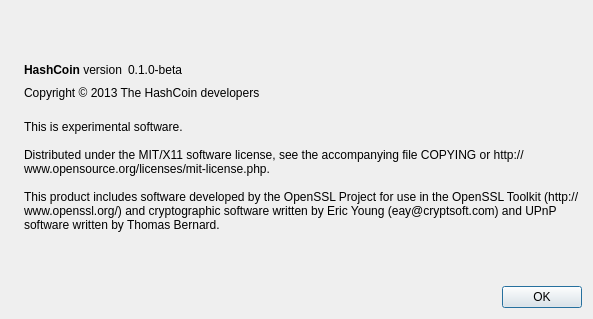
The window that src/qt/forms/aboutdialog.ui (HashCoin/ElectricCoin) describes before a commit, drawn with Qt 5.
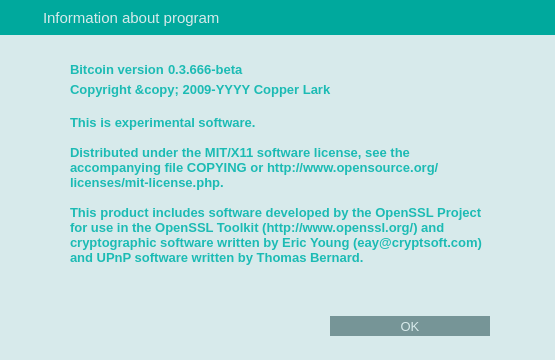
The same window after the commit. Icons and pictures are not drawn.

Patch:
```diff
--- a/src/qt/forms/aboutdialog.ui
+++ b/src/qt/forms/aboutdialog.ui
@@ -6,38 +6,199 @@
    <rect>
     <x>0</x>
     <y>0</y>
-    <width>593</width>
-    <height>319</height>
+    <width>555</width>
+    <height>360</height>
    </rect>
   </property>
+  <property name="minimumSize">
+   <size>
+    <width>555</width>
+    <height>360</height>
+   </size>
+  </property>
+  <property name="maximumSize">
+   <size>
+    <width>555</width>
+    <height>360</height>
+   </size>
+  </property>
   <property name="windowTitle">
    <string>About HashCoin</string>
   </property>
-  <layout class="QHBoxLayout" name="horizontalLayout_2">
+  <property name="styleSheet">
+   <string notr="true">QLabel {
+	color: #1cbbb4;
+}
+
+QDialog {
+	background-color: #d7eaeb;
+}
+
+</string>
+  </property>
+  <layout class="QVBoxLayout" name="verticalLayout">
+   <property name="spacing">
+    <number>0</number>
+   </property>
+   <property name="margin">
+    <number>0</number>
+   </property>
    <item>
-    <widget class="QLabel" name="label_4">
-     <property name="sizePolicy">
-      <sizepolicy hsizetype="Preferred" vsizetype="Ignored">
-       <horstretch>0</horstretch>
-       <verstretch>0</verstretch>
-      </sizepolicy>
+    <widget class="QWidget" name="wCaption" native="true">
+     <property name="minimumSize">
+      <size>
+       <width>0</width>
+       <height>35</height>
+      </size>
      </property>
-     <property name="pixmap">
-      <pixmap resource="../bitcoin.qrc">:/images/about</pixmap>
+     <property name="maximumSize">
+      <size>
+       <width>16777215</width>
+       <height>35</height>
+      </size>
      </property>
+     <property name="styleSheet">
+      <string notr="true">#wCaption {
+	background-color: #00a99d;
+}</string>
+     </property>
+     <property name="is_header" stdset="0">
+      <bool>true</bool>
+     </property>
+     <layout class="QHBoxLayout" name="horizontalLayout_19">
+      <property name="margin">
+       <number>0</number>
+      </property>
+      <item>
+       <spacer name="horizontalSpacer_26">
+        <property name="orientation">
+         <enum>Qt::Horizontal</enum>
+        </property>
+        <property name="sizeType">
+         <enum>QSizePolicy::Fixed</enum>
+        </property>
+        <property name="sizeHint" stdset="0">
+         <size>
+          <width>7</width>
+          <height>20</height>
+         </size>
+        </property>
+       </spacer>
+      </item>
+      <item>
+       <widget class="QLabel" name="lbTitleIcon">
+        <property name="sizePolicy">
+         <sizepolicy hsizetype="Preferred" vsizetype="Preferred">
+          <horstretch>0</horstretch>
+          <verstretch>0</verstretch>
+         </sizepolicy>
+        </property>
+        <property name="minimumSize">
+         <size>
+          <width>30</width>
+          <height>30</height>
+         </size>
+        </property>
+        <property name="maximumSize">
+         <size>
+          <width>30</width>
+          <height>30</height>
+         </size>
+        </property>
+        <property name="text">
+         <string/>
+        </property>
+        <property name="pixmap">
+         <pixmap resource="../res.qrc">:/res/logo_small.png</pixmap>
+        </property>
+       </widget>
+      </item>
+      <item>
+       <widget class="QLabel" name="lbTitle">
+        <property name="font">
+         <font>
+          <pointsize>11</pointsize>
+          <stylestrategy>PreferAntialias</stylestrategy>
+         </font>
+        </property>
+        <property name="styleSheet">
+         <string notr="true">QLabel {
+	color: #d7eaeb;
+}</string>
+        </property>
+        <property name="text">
+         <string>Information about program</string>
+        </property>
+       </widget>
+      </item>
+      <item>
+       <widget class="QPushButton" name="bClose">
+        <property name="minimumSize">
+         <size>
+          <width>30</width>
+          <height>30</height>
+         </size>
+        </property>
+        <property name="maximumSize">
+         <size>
+          <width>30</width>
+          <height>30</height>
+         </size>
+        </property>
+        <property name="styleSheet">
+         <string notr="true">QPushButton {	
+	image: url(:/res/close_normal.png);
+	border: 0px solid gray;
+}
+QPushButton:pressed:flat {
+	image: url(:/res/close_normal.png);
+}
+
+QPushButton:hover {
+	image: url(:/res/close_hover.png);
+}</string>
+        </property>
+        <property name="text">
+         <string notr="true"/>
+        </property>
+        <property name="flat">
+         <bool>true</bool>
+        </property>
+       </widget>
+      </item>
+     </layout>
     </widget>
    </item>
    <item>
-    <layout class="QVBoxLayout" name="verticalLayout_2">
+    <spacer name="verticalSpacer">
+     <property name="orientation">
+      <enum>Qt::Vertical</enum>
+     </property>
+     <property name="sizeType">
+      <enum>QSizePolicy::Fixed</enum>
+     </property>
+     <property name="sizeHint" stdset="0">
+      <size>
+       <width>20</width>
+       <height>25</height>
+      </size>
+     </property>
+    </spacer>
+   </item>
+   <item>
+    <layout class="QHBoxLayout" name="horizontalLayout_2">
      <item>
-      <spacer name="verticalSpacer_2">
+      <spacer name="horizontalSpacer5">
        <property name="orientation">
-        <enum>Qt::Vertical</enum>
+        <enum>Qt::Horizontal</enum>
+       </property>
+       <property name="sizeType">
+        <enum>QSizePolicy::Fixed</enum>
        </property>
        <property name="sizeHint" stdset="0">
         <size>
-         <width>20</width>
-         <height>40</height>
+         <width>70</width>
+         <height>20</height>
         </size>
        </property>
       </spacer>
@@ -46,24 +207,54 @@
       <layout class="QHBoxLayout" name="horizontalLayout">
        <item>
         <widget class="QLabel" name="label">
+         <property name="font">
+          <font>
+           <pointsize>10</pointsize>
+           <weight>75</weight>
+           <bold>true</bold>
+          </font>
+         </property>
          <property name="cursor">
           <cursorShape>IBeamCursor</cursorShape>
          </property>
          <property name="text">
-          <string>&lt;b&gt;HashCoin&lt;/b&gt; version</string>
+          <string>&lt;b&gt;Bitcoin&lt;/b&gt; version</string>
          </property>
          <property name="textInteractionFlags">
           <set>Qt::LinksAccessibleByMouse|Qt::TextSelectableByKeyboard|Qt::TextSelectableByMouse</set>
          </property>
         </widget>
        </item>
+       <item>
+        <spacer name="horizontalSpacer_6">
+         <property name="orientation">
+          <enum>Qt::Horizontal</enum>
+         </property>
+         <property name="sizeType">
+          <enum>QSizePolicy::Fixed</enum>
+         </property>
+         <property name="sizeHint" stdset="0">
+          <size>
+           <width>4</width>
+           <height>20</height>
+          </size>
+         </property>
+        </spacer>
+       </item>
        <item>
         <widget class="QLabel" name="versionLabel">
+         <property name="font">
+          <font>
+           <pointsize>10</pointsize>
+           <weight>75</weight>
+           <bold>true</bold>
+          </font>
+         </property>
          <property name="cursor">
           <cursorShape>IBeamCursor</cursorShape>
          </property>
          <property name="text">
-          <string notr="true">0.1.0-beta</string>
+          <string notr="true">0.3.666-beta</string>
          </property>
          <property name="textInteractionFlags">
           <set>Qt::LinksAccessibleByMouse|Qt::TextSelectableByKeyboard|Qt::TextSelectableByMouse</set>
@@ -71,7 +262,7 @@
         </widget>
        </item>
        <item>
-        <spacer name="horizontalSpacer">
+        <spacer name="horizontalSpacer_5">
          <property name="orientation">
           <enum>Qt::Horizontal</enum>
          </property>
@@ -86,20 +277,113 @@
       </layout>
      </item>
      <item>
-      <widget class="QLabel" name="copyrightLabel">
-       <property name="cursor">
-        <cursorShape>IBeamCursor</cursorShape>
+      <spacer name="horizontalSpacer_2">
+       <property name="orientation">
+        <enum>Qt::Horizontal</enum>
        </property>
-       <property name="text">
-        <string>Copyright © 2013 The HashCoin developers</string>
+       <property name="sizeType">
+        <enum>QSizePolicy::Fixed</enum>
        </property>
-       <property name="textInteractionFlags">
-        <set>Qt::LinksAccessibleByMouse|Qt::TextSelectableByKeyboard|Qt::TextSelectableByMouse</set>
+       <property name="sizeHint" stdset="0">
+        <size>
+         <width>65</width>
+         <height>20</height>
+        </size>
        </property>
-      </widget>
+      </spacer>
+     </item>
+    </layout>
+   </item>
+   <item>
+    <layout class="QHBoxLayout" name="horizontalLayout_222">
+     <item>
+      <spacer name="horizontalSpacer555">
+       <property name="orientation">
+        <enum>Qt::Horizontal</enum>
+       </property>
+       <property name="sizeType">
+        <enum>QSizePolicy::Fixed</enum>
+       </property>
+       <property name="sizeHint" stdset="0">
+        <size>
+         <width>70</width>
+         <height>20</height>
+        </size>
+       </property>
+      </spacer>
+     </item>
+     <item>
+      <layout class="QHBoxLayout" name="horizontalLayout_cop2">
+       <item>
+        <widget class="QLabel" name="copyrightLabel">
+         <property name="font">
+          <font>
+           <pointsize>10</pointsize>
+           <weight>75</weight>
+           <bold>true</bold>
+          </font>
+         </property>
+         <property name="cursor">
+          <cursorShape>IBeamCursor</cursorShape>
+         </property>
+         <property name="text">
+          <string notr="true">&lt;html&gt;&lt;head/&gt;&lt;body&gt;&lt;p&gt;Copyright &amp;amp;copy; 2009-YYYY Copper Lark&lt;/p&gt;&lt;/body&gt;&lt;/html&gt;</string>
+         </property>
+         <property name="textFormat">
+          <enum>Qt::RichText</enum>
+         </property>
+         <property name="textInteractionFlags">
+          <set>Qt::LinksAccessibleByMouse|Qt::TextSelectableByKeyboard|Qt::TextSelectableByMouse</set>
+         </property>
+        </widget>
+       </item>
+      </layout>
+     </item>
+     <item>
+      <spacer name="horizontalSpacer_222">
+       <property name="orientation">
+        <enum>Qt::Horizontal</enum>
+       </property>
+       <property name="sizeType">
+        <enum>QSizePolicy::Fixed</enum>
+       </property>
+       <property name="sizeHint" stdset="0">
+        <size>
+         <width>65</width>
+         <height>20</height>
+        </size>
+       </property>
+      </spacer>
+     </item>
+    </layout>
+   </item>
+   <item>
+    <layout class="QHBoxLayout" name="horizontalLayout_23">
+     <item>
+      <spacer name="horizontalSpacer56">
+       <property name="orientation">
+        <enum>Qt::Horizontal</enum>
+       </property>
+       <property name="sizeType">
+        <enum>QSizePolicy::Fixed</enum>
+       </property>
+       <property name="sizeHint" stdset="0">
+        <size>
+         <width>70</width>
+         <height>20</height>
+        </size>
+       </property>
+      </spacer>
      </item>
      <item>
       <widget class="QLabel" name="label_2">
+       <property name="font">
+        <font>
+         <pointsize>10</pointsize>
+         <weight>75</weight>
+         <bold>true</bold>
+        </font>
+       </property>
        <property name="cursor">
         <cursorShape>IBeamCursor</cursorShape>
        </property>
@@ -120,30 +404,150 @@
       </widget>
      </item>
      <item>
-      <spacer name="verticalSpacer">
+      <spacer name="horizontalSpacer_23">
        <property name="orientation">
-        <enum>Qt::Vertical</enum>
+        <enum>Qt::Horizontal</enum>
+       </property>
+       <property name="sizeType">
+        <enum>QSizePolicy::Fixed</enum>
        </property>
        <property name="sizeHint" stdset="0">
         <size>
-         <width>20</width>
-         <height>40</height>
+         <width>65</width>
+         <height>20</height>
         </size>
        </property>
       </spacer>
      </item>
-     <item>
-      <widget class="QDialogButtonBox" name="buttonBox">
-       <property name="orientation">
-        <enum>Qt::Horizontal</enum>
-       </property>
-       <property name="standardButtons">
-        <set>QDialogButtonBox::Ok</set>
-       </property>
-      </widget>
-     </item>
     </layout>
    </item>
+   <item>
+    <spacer name="horizontalSpacer">
+     <property name="orientation">
+      <enum>Qt::Horizontal</enum>
+     </property>
+     <property name="sizeHint" stdset="0">
+      <size>
+       <width>40</width>
+       <height>20</height>
+      </size>
+     </property>
+    </spacer>
+   </item>
+   <item>
+    <spacer name="verticalSpacer_3">
+     <property name="orientation">
+      <enum>Qt::Vertical</enum>
+     </property>
+     <property name="sizeType">
+      <enum>QSizePolicy::Expanding</enum>
+     </property>
+     <property name="sizeHint" stdset="0">
+      <size>
+       <width>20</width>
+       <height>20</height>
+      </size>
+     </property>
+    </spacer>
+   </item>
+   <item>
+    <widget class="QWidget" name="wAcceptHolder" native="true">
+     <property name="minimumSize">
+      <size>
+       <width>0</width>
+       <height>20</height>
+      </size>
+     </property>
+     <layout class="QHBoxLayout" name="horizontalLayout">
+      <property name="spacing">
+       <number>0</number>
+      </property>
+      <property name="margin">
+       <number>0</number>
+      </property>
+      <item>
+       <spacer name="horizontalSpacer_3">
+        <property name="orientation">
+         <enum>Qt::Horizontal</enum>
+        </property>
+        <property name="sizeHint" stdset="0">
+         <size>
+          <width>40</width>
+          <height>20</height>
+         </size>
+        </property>
+       </spacer>
+      </item>
+      <item>
+       <widget class="QPushButton" name="bAccept">
+        <property name="font">
+         <font>
+          <pointsize>10</pointsize>
+          <stylestrategy>PreferAntialias</stylestrategy>
+         </font>
+        </property>
+        <property name="styleSheet">
+         <string notr="true">QPushButton {
+	background-color: #769597;
+	color: #d7eaeb;
+	border: 0px solid gray;
+	max-height: 20px;
+	min-height: 20px;
+	max-width: 160px;
+	min-width: 160px;
+}
+
+QPushButton:hover {
+	background-color: #1cbbb4;
+}
+
+QPushButton:pressed:flat {
+	background-color: #00a99d;
+}</string>
+        </property>
+        <property name="text">
+         <string>OK</string>
+        </property>
+        <property name="flat">
+         <bool>true</bool>
+        </property>
+       </widget>
+      </item>
+      <item>
+       <spacer name="horizontalSpacer_4">
+        <property name="orientation">
+         <enum>Qt::Horizontal</enum>
+        </property>
+        <property name="sizeType">
+         <enum>QSizePolicy::Fixed</enum>
+        </property>
+        <property name="sizeHint" stdset="0">
+         <size>
+          <width>65</width>
+          <height>20</height>
+         </size>
+        </property>
+       </spacer>
+      </item>
+     </layout>
+    </widget>
+   </item>
+   <item>
+    <spacer name="verticalSpacer_2">
+     <property name="orientation">
+      <enum>Qt::Vertical</enum>
+     </property>
+     <property name="sizeType">
+      <enum>QSizePolicy::Fixed</enum>
+     </property>
+     <property name="sizeHint" stdset="0">
+      <size>
+       <width>20</width>
+       <height>24</height>
+      </size>
+     </property>
+    </spacer>
+   </item>
   </layout>
  </widget>
  <resources>
```
Left out of the diff: 28 changed lines with no effect on the pictures.
